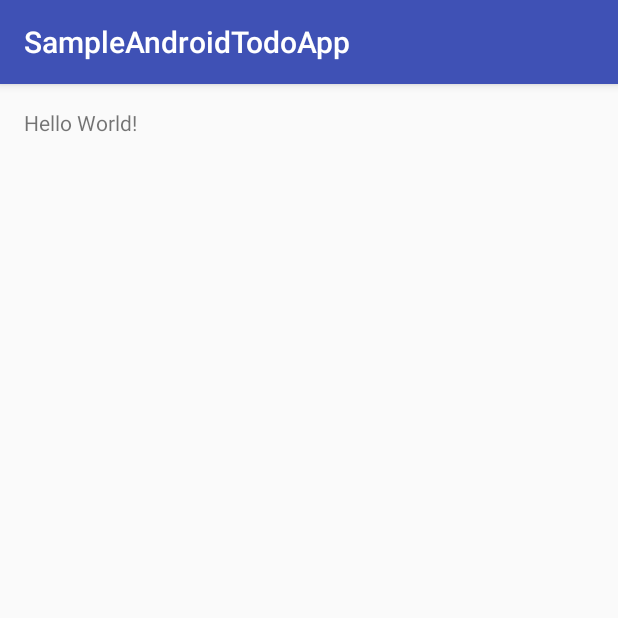
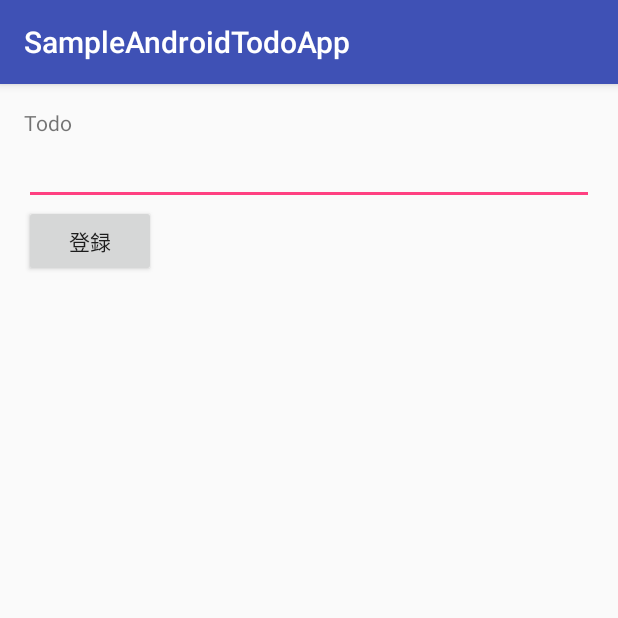
Before and after one commit to YutaKosuki/SampleAndroidTodoApp, an Android app: the screen it shows after launch (MainActivity), on a phone screen of 412 x 824 dp, the top half of it. Run offline under Robolectric (Android 15) with nearby library versions, the phone set to English and light mode, and no system bars.

Commit message:
todo入力用のレイアウト調整

```diff
--- a/app/src/main/res/layout/activity_main.xml
+++ b/app/src/main/res/layout/activity_main.xml
@@ -6,6 +6,31 @@
     android:paddingTop="@dimen/activity_vertical_margin"
     android:paddingBottom="@dimen/activity_vertical_margin" tools:context=".MainActivity">
 
-    <TextView android:text="Hello World!" android:layout_width="wrap_content"
-        android:layout_height="wrap_content" />
+    <TextView
+        android:text="@string/todo_name"
+        android:layout_width="wrap_content"
+        android:layout_height="wrap_content"
+        android:id="@+id/todo_name"/>
+    <EditText
+        android:layout_width="wrap_content"
+        android:layout_height="wrap_content"
+        android:id="@+id/entry_todo"
+        android:layout_below="@id/todo_name"
+        android:layout_alignParentLeft="true"
+        android:layout_alignParentRight="true"/>
+
+    <LinearLayout
+        android:orientation="horizontal"
+        android:layout_width="match_parent"
+        android:layout_height="match_parent"
+        android:layout_below="@+id/entry_todo"
+        android:layout_alignParentLeft="true"
+        android:layout_alignParentStart="true">
+
+        <Button
+            android:layout_width="wrap_content"
+            android:layout_height="wrap_content"
+            android:text="@string/btn_entry"
+            android:id="@+id/btn_entry" />
+    </LinearLayout>
 </RelativeLayout>
--- a/app/src/main/res/values/strings.xml
+++ b/app/src/main/res/values/strings.xml
@@ -1,3 +1,5 @@
 <resources>
     <string name="app_name">SampleAndroidTodoApp</string>
+    <string name="todo_name">Todo</string>
+    <string name="btn_entry">登録</string>
 </resources>
```
